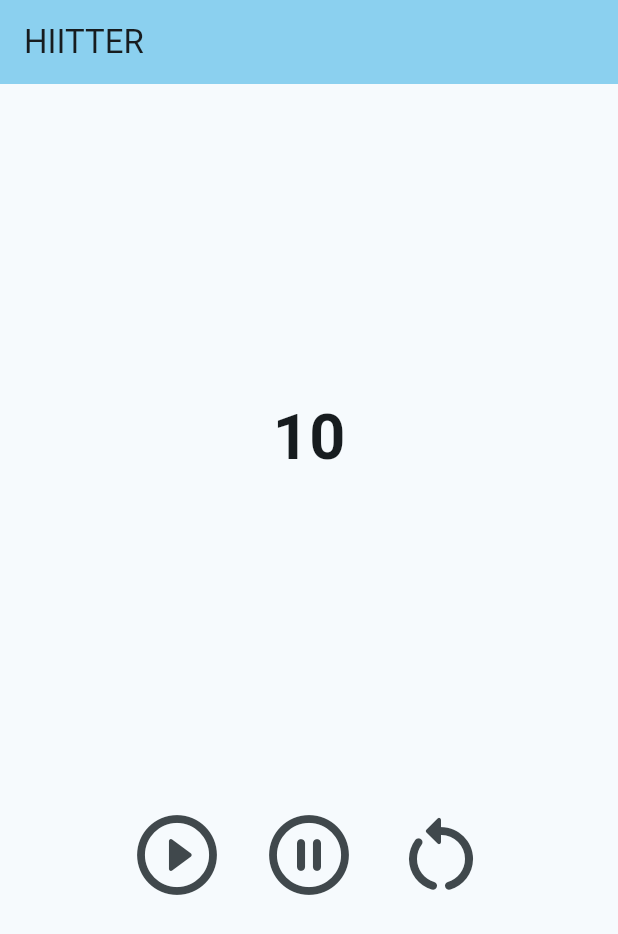
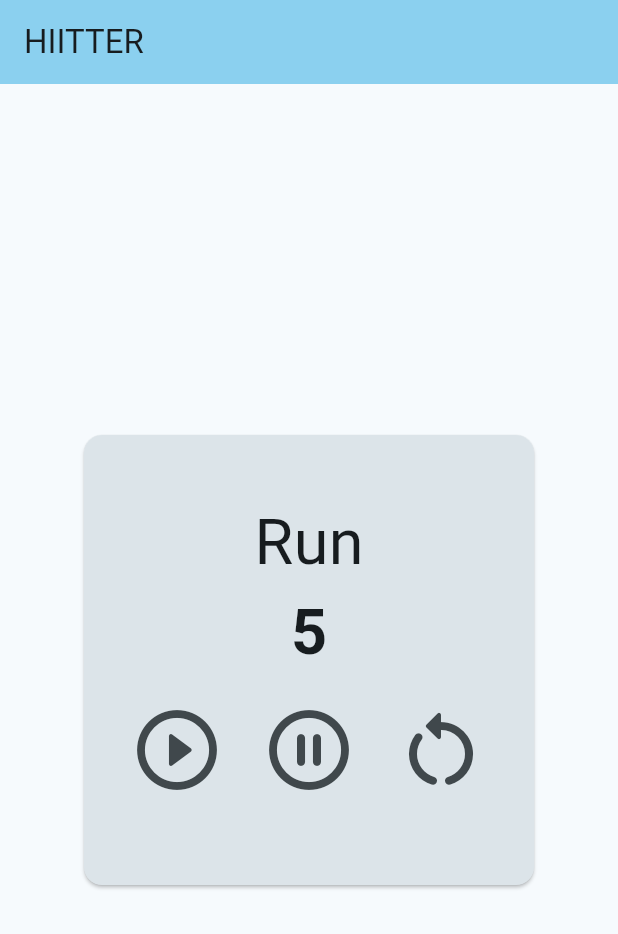
Before and after one commit to treknuts/hiitter, a Flutter app: the screen it shows after launch, on a phone screen of 412 x 824 dp. Shown: the top 934 px of the screen. Run offline on Flutter 3.47's test engine with Material 2 defaults, Android fonts, the phone set to English and light mode, and no system bars.

Commit message:
Moved card into it's own stateful widget.

```diff
--- a/lib/main.dart
+++ b/lib/main.dart
@@ -32,20 +32,52 @@ class MyHomePage extends StatefulWidget {
 }
 
 class _MyHomePageState extends State<MyHomePage> {
-  int _start = 10;
+  @override
+  Widget build(BuildContext context) {
+    return Scaffold(
+      appBar: AppBar(
+        backgroundColor: Theme.of(context).colorScheme.inversePrimary,
+        title: Text(widget.title),
+      ),
+      body: const Center(
+        child: IntervalCard(start: 5, title: "Run"),
+      ), // This trailing comma makes auto-formatting nicer for build methods.
+    );
+  }
+}
+
+class IntervalCard extends StatefulWidget {
+  final int start;
+  final String title;
+  const IntervalCard({Key? key, required this.title, required this.start})
+      : super(key: key);
+
+  @override
+  State<IntervalCard> createState() => _IntervalCard();
+}
+
+class _IntervalCard extends State<IntervalCard> {
+  late int _originalStart;
+  late int _start;
   late Timer _timer;
+
+  @override
+  void initState() {
+    super.initState();
+    _originalStart = widget.start;
+    _start = widget.start;
+  }
 
   void _startTimer() {
     _timer = Timer.periodic(
         const Duration(seconds: 1),
         (timer) => setState(() {
-          if(_start < 1) {
+              if (_start < 1) {
                 timer.cancel();
               } else {
                 _start--;
               }
-        })
-        );
+            }));
   }
 
   void _stopTimer() {
@@ -55,41 +87,55 @@ class _MyHomePageState extends State<MyHomePage> {
   void _resetTimer() {
     _timer.cancel();
     setState(() {
-      _start = 10;
+      _start = _originalStart;
     });
   }
 
   @override
   Widget build(BuildContext context) {
-    return Scaffold(
-      appBar: AppBar(
-        backgroundColor: Theme.of(context).colorScheme.inversePrimary,
-        title: Text(widget.title),
-      ),
-      body: Center(
+    return Card(
+        elevation: 1,
+        color: Theme.of(context).colorScheme.surfaceVariant,
+        child: SizedBox(
+          width: 300,
+          height: 300,
           child: Column(
             mainAxisAlignment: MainAxisAlignment.center,
             children: <Widget>[
-            Text('$_start', style: const TextStyle(fontSize: 42.0, fontWeight: FontWeight.bold)),
-            const SizedBox(height: 200.0,),
+              Text(widget.title, style: const TextStyle(fontSize: 42.0)),
+              _start == 0
+                  ? const Text("Done", style: TextStyle(fontSize: 42.0))
+                  : Text('$_start',
+                      style: const TextStyle(
+                          fontSize: 42.0, fontWeight: FontWeight.bold)),
               Row(
                 mainAxisAlignment: MainAxisAlignment.center,
                 children: [
                   Center(
                     child: ButtonBar(
                       children: <Widget>[
-                      IconButton(onPressed: _startTimer, icon: const Icon(Icons.play_circle_outline_rounded), iconSize: 64.0,),
-                      IconButton(onPressed: _stopTimer, icon: const Icon(Icons.pause_circle_outline_rounded), iconSize: 64.0,),
-                      IconButton(onPressed: _resetTimer, icon: const Icon(Icons.restart_alt_rounded), iconSize: 64.0,)
+                        IconButton(
+                          onPressed: _startTimer,
+                          icon: const Icon(Icons.play_circle_outline_rounded),
+                          iconSize: 64.0,
+                        ),
+                        IconButton(
+                          onPressed: _stopTimer,
+                          icon: const Icon(Icons.pause_circle_outline_rounded),
+                          iconSize: 64.0,
+                        ),
+                        IconButton(
+                          onPressed: _resetTimer,
+                          icon: const Icon(Icons.restart_alt_rounded),
+                          iconSize: 64.0,
+                        )
                       ],
                     ),
+                  ),
+                ],
               )
             ],
-            )
-
-          ],
           ),
-      ), // This trailing comma makes auto-formatting nicer for build methods.
-    );
+        ));
   }
 }
```
Lines whose indentation alone changed are shown as unchanged.
